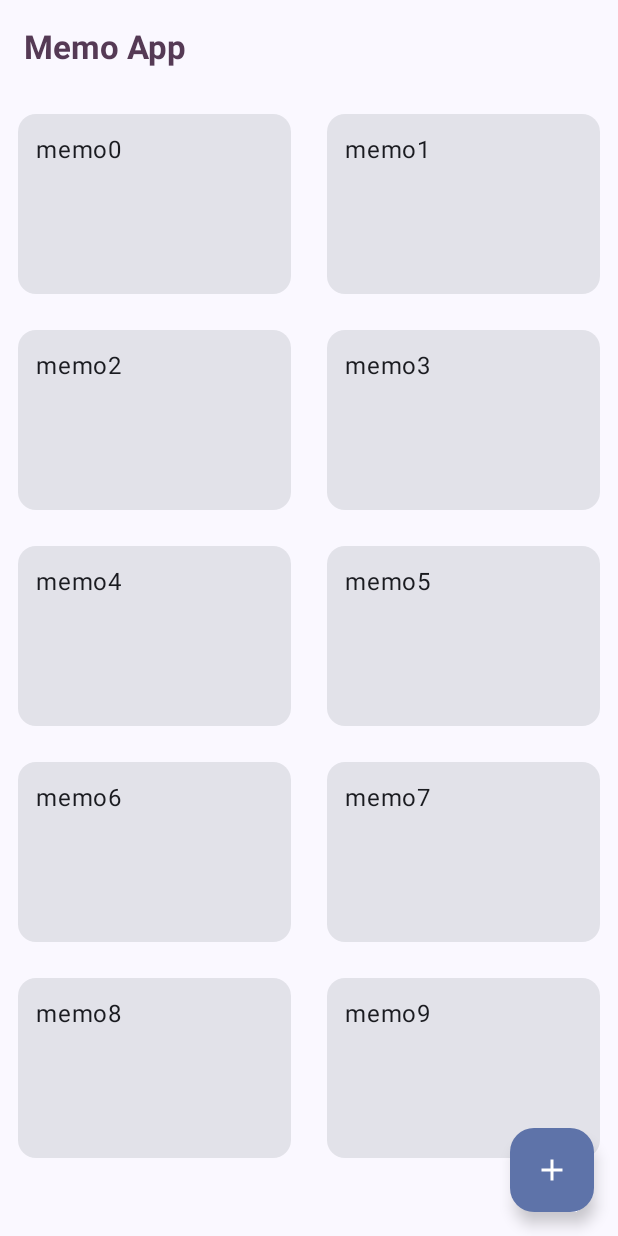
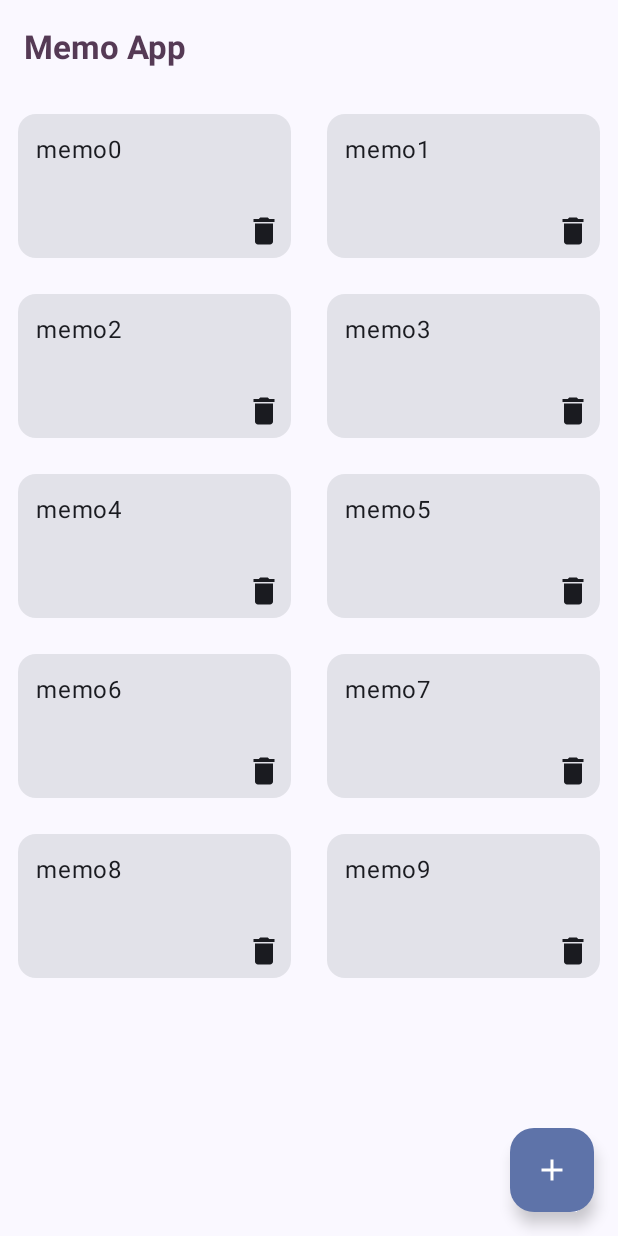
Before and after one commit to takahito-shimada/training-android, an Android app built with Jetpack Compose: the screen it shows after launch (MainActivity), on a phone screen of 412 x 824 dp. Run offline under Robolectric (Android 15) with nearby library versions, the phone set to English and light mode, and no system bars; our stand-ins replace Room's generated code; libraries missing offline, so code that uses them is left out: androidx.room.util.

Commit message:
削除処理追加

```diff
--- a/KotlinNoteTraining/app/src/main/java/com/example/kotlinnotetraining/MainActivity.kt
+++ b/KotlinNoteTraining/app/src/main/java/com/example/kotlinnotetraining/MainActivity.kt
@@ -5,6 +5,7 @@ import androidx.activity.ComponentActivity
 import androidx.activity.compose.setContent
 import androidx.activity.enableEdgeToEdge
 import androidx.compose.foundation.clickable
+import androidx.compose.foundation.layout.Box
 import androidx.compose.foundation.layout.fillMaxSize
 import androidx.compose.foundation.layout.padding
 import androidx.compose.foundation.layout.size
@@ -12,12 +13,14 @@ import androidx.compose.foundation.lazy.grid.GridCells
 import androidx.compose.foundation.lazy.grid.LazyVerticalGrid
 import androidx.compose.material.icons.Icons
 import androidx.compose.material.icons.filled.Add
+import androidx.compose.material.icons.filled.Delete
 import androidx.compose.material.icons.filled.Edit
 import androidx.compose.material3.Card
 import androidx.compose.material3.CardDefaults
 import androidx.compose.material3.ExperimentalMaterial3Api
 import androidx.compose.material3.FloatingActionButton
 import androidx.compose.material3.Icon
+import androidx.compose.material3.IconButton
 import androidx.compose.material3.MaterialTheme
 import androidx.compose.material3.Scaffold
 import androidx.compose.material3.Text
@@ -30,6 +33,7 @@ import androidx.compose.runtime.mutableStateListOf
 import androidx.compose.runtime.setValue
 import androidx.compose.runtime.mutableStateOf
 import androidx.compose.runtime.remember
+import androidx.compose.ui.Alignment
 import androidx.compose.ui.Modifier
 import androidx.compose.ui.graphics.Color
 import androidx.compose.ui.text.font.FontWeight
@@ -69,14 +73,18 @@ fun MemoApp() {
         startDestination = "list"
     ) {
         composable("list") {
-            MemoListScreen(memoList = memoList,  onClick = { index -> navigationController.navigate("detail/$index")}, onAddClick={
-
+            MemoListScreen(
+                memoList = memoList,
+                onClick = { index -> navigationController.navigate("detail/$index")},
+                onAddClick={
                     val newIndex = memoList.size
-                println("newindex $newIndex")
                     memoList.add("")
                     navigationController.navigate("detail/$newIndex")
-
-            })
+                },
+                onDeleteClick = { index ->
+                    memoList.removeAt(index)
+                }
+            )
         }
         composable("detail/{index}", arguments = listOf(navArgument("index") { type = NavType.IntType})) { backStackEntry ->
             val index = backStackEntry.arguments?.getInt("index") ?: return@composable
@@ -94,14 +102,33 @@ fun Greeting(name: String, modifier: Modifier = Modifier) {
 }
 
 @Composable
-fun MemoItem(index: Int,item: String, onClick: (Int) -> Unit) {
+fun MemoItem(
+    index: Int,
+    item: String,
+    onClick: (Int) -> Unit,
+    onDeleteClick: (Int) -> Unit
+) {
+    Box(
+        modifier = Modifier
+            .size(120.dp)
+    ) {
         Card(
             modifier = Modifier
                 .padding(12.dp)
-            .size(120.dp)
+                .fillMaxSize()
                 .clickable(onClick = { onClick(index) })
         ) {
             Text(item, modifier = Modifier.padding(12.dp))
+        }
+        IconButton(
+            onClick = { onDeleteClick(index) },
+            modifier = Modifier
+                .padding(16.dp)
+                .size(width = 30.dp, height = 30.dp)
+                .align(Alignment.BottomEnd)
+        ) {
+            Icon(Icons.Default.Delete, contentDescription = null)
+        }
     }
 }
 
@@ -109,7 +136,8 @@ fun MemoItem(index: Int,item: String, onClick: (Int) -> Unit) {
 fun MemoList(
     memoList: List<String>,
     modifier: Modifier = Modifier,
-    onClick: (Int) -> Unit
+    onClick: (Int) -> Unit,
+    onDeleteClick: (Int) -> Unit
 ) {
     LazyVerticalGrid(
         columns = GridCells.Fixed(2),
@@ -118,7 +146,7 @@ fun MemoList(
     ) {
         items(memoList.size)
         { memo ->
-            MemoItem(index = memo,memoList[memo], onClick = onClick)
+            MemoItem(index = memo,memoList[memo], onClick = onClick, onDeleteClick = onDeleteClick)
         }
     }
 
@@ -154,7 +182,8 @@ fun MemoDetail(
 fun MemoListScreen(
     memoList: List<String>,
     onAddClick: () -> Unit,
-    onClick: (Int) -> Unit
+    onClick: (Int) -> Unit,
+    onDeleteClick: (Int) -> Unit
 ) {
     Scaffold(
         topBar = {
@@ -168,10 +197,7 @@ fun MemoListScreen(
         },
         floatingActionButton = {
             FloatingActionButton(
-                onClick = {
-                    onAddClick()
-                    println("押した")
-                          },
+                onClick = { onAddClick() },
             ) {
                 Icon(Icons.Default.Add, contentDescription = "new")
             }
@@ -180,7 +206,8 @@ fun MemoListScreen(
         MemoList(
             modifier = Modifier.padding(innerPadding),
             memoList = memoList,
-            onClick = onClick
+            onClick = onClick,
+            onDeleteClick = onDeleteClick
         )
     }
 }
```
Also changed, not shown: 47 other files. Lines whose indentation alone changed are shown as unchanged.
